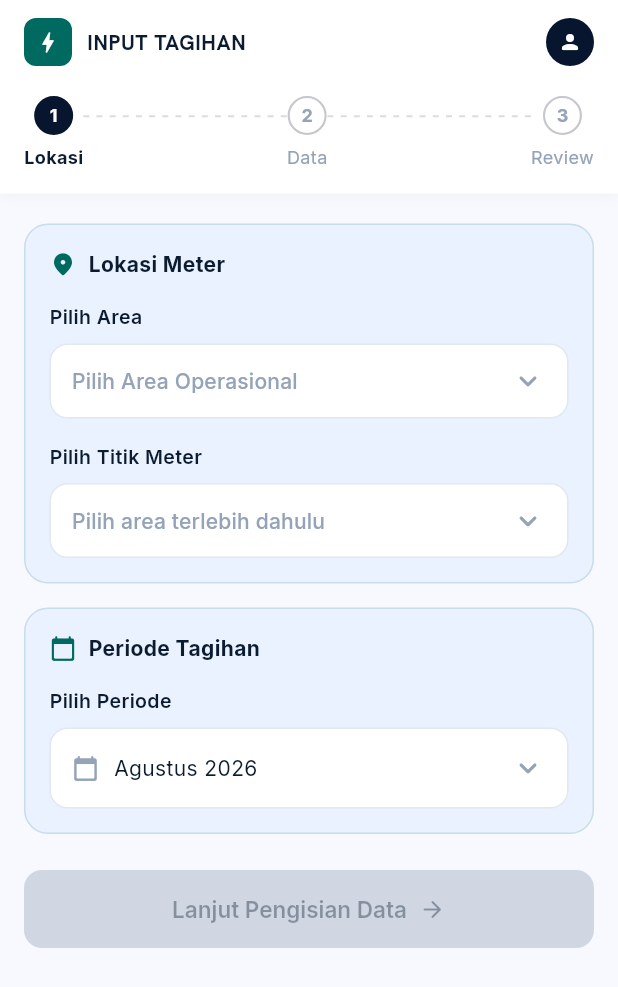
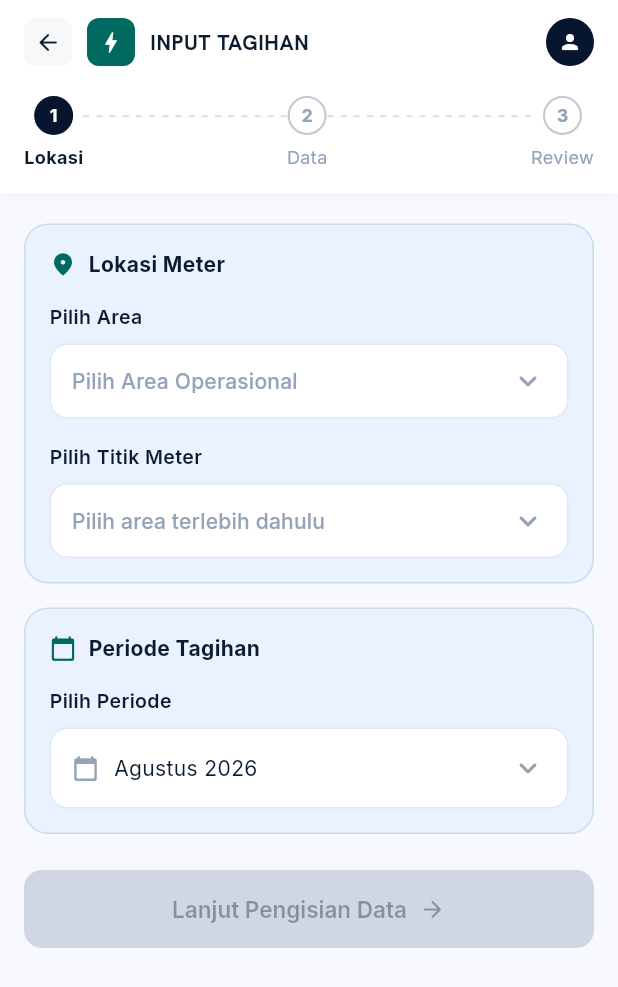
Before and after one commit to tuyulcode/operasional_app, a Flutter app: the InputStep1Screen screen opened directly, on a phone screen of 412 x 824 dp. Shown: the top 987 px of the screen. Run offline on Flutter 3.47's test engine with Material 3 defaults, Android fonts, the phone set to English and light mode, and no system bars; our stand-ins replace dio, google_fonts, image_picker, shared_preferences; accounts and stored records are empty; network calls fail.

Commit message:
fix: add back button to InputStep1Screen header

```diff
--- a/flutter_app/lib/screens/input_tagihan/input_step1_screen.dart
+++ b/flutter_app/lib/screens/input_tagihan/input_step1_screen.dart
@@ -168,7 +168,7 @@ class _InputStep1ScreenState extends State<InputStep1Screen> {
     );
   }
 
-  // ── Header: putih bersih, ikon petir + judul, avatar kanan, stepper putus-putus ──
+  // ── Header: putih bersih, tombol back + ikon petir + judul, avatar kanan, stepper putus-putus ──
   Widget _buildHeader() {
     return Container(
       decoration: BoxDecoration(
@@ -187,6 +187,20 @@ class _InputStep1ScreenState extends State<InputStep1Screen> {
         children: [
           Row(
             children: [
+              GestureDetector(
+                onTap: () => Navigator.of(context).maybePop(),
+                child: Container(
+                  width: 32,
+                  height: 32,
+                  decoration: BoxDecoration(
+                    color: AppTheme.textMuted.withValues(alpha: 0.08),
+                    borderRadius: BorderRadius.circular(8),
+                  ),
+                  child: const Icon(Icons.arrow_back_rounded,
+                      size: 18, color: AppTheme.textPrimary),
+                ),
+              ),
+              const SizedBox(width: 10),
               Container(
                 width: 32,
                 height: 32,
```
